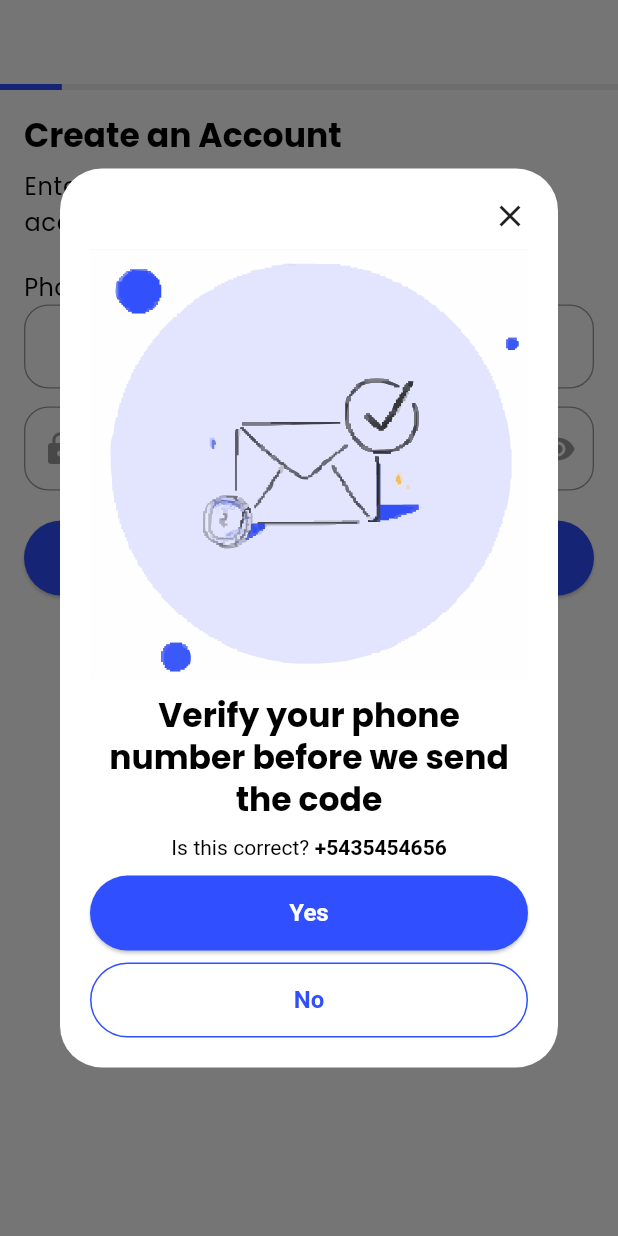
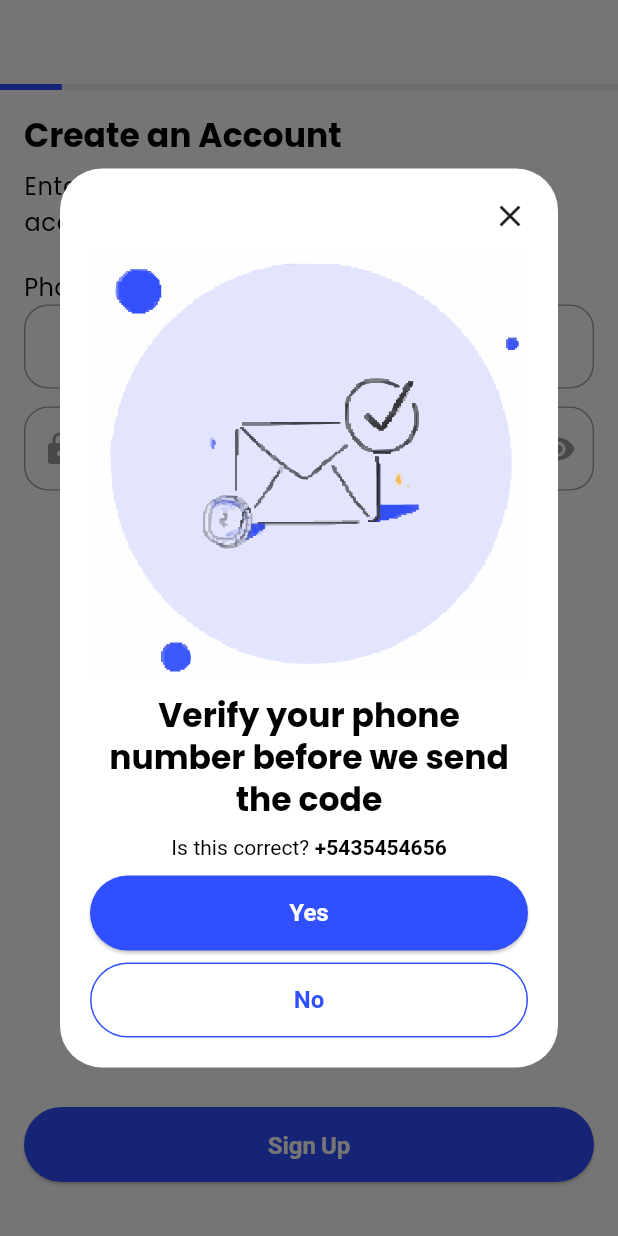
Before and after one commit to rithin-prakash/coin_stack, a Flutter app: the screen it shows after launch, after a tap on "Sign Up", on a phone screen of 412 x 824 dp. Run offline on Flutter 3.47's test engine with Material 3 defaults, Android fonts, the light colour scheme and no system bars; drawn by our look-alikes of country_code_picker, reactive_forms; our stand-ins replace flutter_svg, google_fonts, pinput.

Commit message:
button alignment create account

```diff
--- a/lib/features/create_account/presentation/pages/create_account_page.dart
+++ b/lib/features/create_account/presentation/pages/create_account_page.dart
@@ -58,11 +58,13 @@ class CreateAccountPage extends StatelessWidget {
                 SizedBox(
                   width: double.infinity,
                   child: ElevatedButton(
-                    onPressed:
-                        () => Navigator.push(
+                    onPressed: () {
+                      Navigator.pop(context);
+                      Navigator.push(
                         context,
                         MaterialPageRoute(builder: (_) => OtpPage()),
-                        ),
+                      );
+                    },
                     child: Text('Yes'),
                   ),
                 ),
@@ -90,7 +92,8 @@ class CreateAccountPage extends StatelessWidget {
         crossAxisAlignment: CrossAxisAlignment.start,
         children: [
           AccountProgressIndicator(value: .1),
-          Padding(
+          Expanded(
+            child: Padding(
               padding: EdgeInsets.symmetric(horizontal: AppDimen.pagePadding),
               child: Column(
                 crossAxisAlignment: CrossAxisAlignment.start,
@@ -99,9 +102,9 @@ class CreateAccountPage extends StatelessWidget {
                   SizedBox(height: 16),
                   Text(
                     "Create an Account",
-                  style: Theme.of(
-                    context,
-                  ).textTheme.titleLarge?.copyWith(fontWeight: FontWeight.bold),
+                    style: Theme.of(context).textTheme.titleLarge?.copyWith(
+                      fontWeight: FontWeight.bold,
+                    ),
                   ),
                   SizedBox(height: 8),
                   Text(
@@ -112,8 +115,13 @@ class CreateAccountPage extends StatelessWidget {
                   SizedBox(height: 20),
                   Flexible(fit: FlexFit.loose, child: AccountForm()),
                   SizedBox(height: 20),
-                Align(
-                  alignment: Alignment.bottomCenter,
+                ],
+              ),
+            ),
+          ),
+          Container(
+            padding: EdgeInsets.all(AppDimen.pagePadding),
+            margin: EdgeInsets.only(bottom: 20),
             child: SizedBox(
               width: double.infinity,
               child: ElevatedButton(
@@ -126,9 +134,6 @@ class CreateAccountPage extends StatelessWidget {
           ),
         ],
       ),
-          ),
-        ],
-      ),
     );
   }
 }
```
Also changed, not shown: lib/features/create_account/presentation/pages/otp_page.dart (+7 -10 lines). Lines whose indentation alone changed are shown as unchanged.
